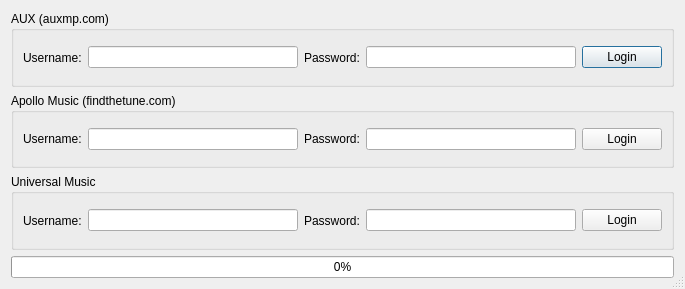
havardgulldahl/pling-plong-odometer, file src/gui/pling-plong-onlinelogin.ui: the form before one commit.
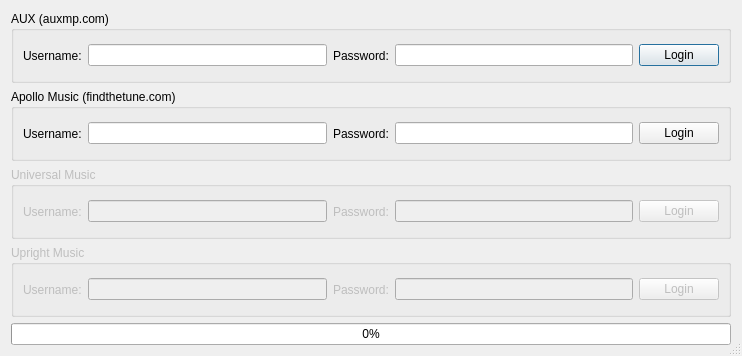
The form after the commit.

Commit message: Adding Upright and Universal logins

```diff
--- a/src/gui/pling-plong-onlinelogin.ui
+++ b/src/gui/pling-plong-onlinelogin.ui
@@ -9,8 +9,8 @@
    <rect>
     <x>0</x>
     <y>0</y>
-    <width>685</width>
-    <height>289</height>
+    <width>742</width>
+    <height>356</height>
    </rect>
   </property>
   <property name="windowTitle">
@@ -122,6 +122,9 @@
    </item>
    <item row="2" column="0">
     <widget class="QGroupBox" name="groupBox_3">
+     <property name="enabled">
+      <bool>false</bool>
+     </property>
      <property name="title">
       <string>Universal Music</string>
      </property>
@@ -167,6 +170,55 @@
     </widget>
    </item>
    <item row="3" column="0">
+    <widget class="QGroupBox" name="groupBox_4">
+     <property name="enabled">
+      <bool>false</bool>
+     </property>
+     <property name="title">
+      <string>Upright Music</string>
+     </property>
+     <layout class="QHBoxLayout" name="horizontalLayout_4">
+      <item>
+       <widget class="QLabel" name="label_7">
+        <property name="text">
+         <string>Username:</string>
+        </property>
+        <property name="buddy">
+         <cstring>AUXuser</cstring>
+        </property>
+       </widget>
+      </item>
+      <item>
+       <widget class="QLineEdit" name="Uprightuser"/>
+      </item>
+      <item>
+       <widget class="QLabel" name="label_8">
+        <property name="text">
+         <string>Password:</string>
+        </property>
+        <property name="buddy">
+         <cstring>AUXpassword</cstring>
+        </property>
+       </widget>
+      </item>
+      <item>
+       <widget class="QLineEdit" name="Uprightpassword">
+        <property name="echoMode">
+         <enum>QLineEdit::PasswordEchoOnEdit</enum>
+        </property>
+       </widget>
+      </item>
+      <item>
+       <widget class="QPushButton" name="Universallogin_2">
+        <property name="text">
+         <string>Login</string>
+        </property>
+       </widget>
+      </item>
+     </layout>
+    </widget>
+   </item>
+   <item row="4" column="0">
     <widget class="QProgressBar" name="progressBar">
      <property name="value">
       <number>0</number>
```
